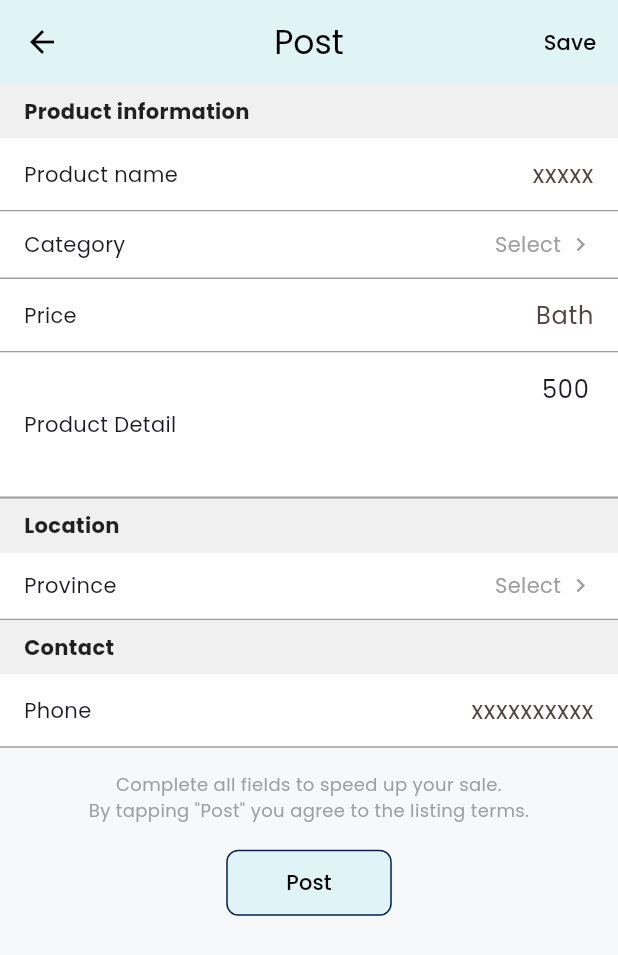
After one commit to sareefhub/local_community_marketplace, a Flutter app: the PostFormScreen screen opened by its route, on a phone screen of 412 x 824 dp. The commit adds this screen. Shown: the top 955 px of the screen. Run offline on Flutter 3.47's test engine with Material 3 defaults, Android fonts, the phone set to English and light mode, and no system bars; our stand-ins replace cloud_firestore, firebase_core, go_router, google_fonts; accounts and stored records are empty; generated files the repository leaves out were written again.

Commit message:
Create Post form screen UI and basic validation with category/province selectors and custom button style

```diff
--- a/lib/main.dart
+++ b/lib/main.dart
@@ -8,6 +8,7 @@ import 'screens/login_screen.dart';
 import 'screens/profile_screen.dart';
 import 'screens/post_screen.dart';
 import 'screens/edit_profile_screen.dart';
+import 'screens/post_form_screen.dart';
 // import 'screens/login_phone_screen.dart';
 // import 'screens/register_phone_screen.dart';
 
@@ -53,6 +54,10 @@ class MyApp extends StatelessWidget {
           path: '/edit_profile',
           builder: (context, state) => const EditProfileScreen(),
         ),
+        GoRoute(
+          path: '/form',
+          builder: (context, state) => const PostFormScreen(),
+        ),
 
         // GoRoute(
         //   path: '/notification',
--- /dev/null
+++ b/lib/screens/post_form_screen.dart
@@ -0,0 +1,200 @@
+import 'package:flutter/material.dart';
+
+class PostFormScreen extends StatefulWidget {
+  const PostFormScreen({super.key});
+
+  @override
+  State<PostFormScreen> createState() => _PostFormScreenState();
+}
+
+class _PostFormScreenState extends State<PostFormScreen> {
+  final _formKey = GlobalKey<FormState>();
+
+  String? _category;
+  String? _province;
+
+  @override
+  Widget build(BuildContext context) {
+    return Scaffold(
+      backgroundColor: const Color(0xFFF6F8FA),
+      appBar: AppBar(
+        backgroundColor: const Color(0xFFE0F3F7),
+        leading: const BackButton(color: Colors.black),
+        title: const Text('Post', style: TextStyle(color: Colors.black)),
+        centerTitle: true,
+        elevation: 0,
+        actions: [
+          TextButton(
+            onPressed: () {
+              if (_formKey.currentState!.validate()) {
+                // Save logic
+              }
+            },
+            child: const Text(
+              'Save',
+              style: TextStyle(color: Colors.black),
+            ),
+          )
+        ],
+      ),
+      body: Form(
+        key: _formKey,
+        child: ListView(
+          children: [
+            buildSectionHeader('Product information'),
+            buildTextField(label: 'Product name', hint: 'xxxxx'),
+            buildSelectField(label: 'Category', value: _category, onTap: () {}),
+            buildTextField(
+                label: 'Price',
+                hint: 'Bath',
+                keyboardType: TextInputType.number),
+            buildTextField(
+              label: 'Product Detail',
+              hint: 'Detail',
+              maxLines: 3,
+              initialValue: '500',
+              underlineThickness: 1.5, // เพิ่มความหนาเส้น
+            ),
+            buildSectionHeader('Location'),
+            buildSelectField(label: 'Province', value: _province, onTap: () {}),
+            buildSectionHeader('Contact'),
+            buildTextField(
+                label: 'Phone',
+                hint: 'xxxxxxxxxx',
+                keyboardType: TextInputType.phone),
+
+            const SizedBox(height: 16),
+            const Padding(
+              padding: EdgeInsets.symmetric(horizontal: 24),
+              child: Text(
+                'Complete all fields to speed up your sale.\nBy tapping "Post" you agree to the listing terms.',
+                style: TextStyle(fontSize: 12, color: Colors.grey),
+                textAlign: TextAlign.center,
+              ),
+            ),
+            const SizedBox(height: 16),
+
+            /// ✅ ปุ่มโพสต์พร้อมขอบสีเข้ม
+            Center(
+              child: OutlinedButton(
+                onPressed: () {
+                  if (_formKey.currentState!.validate()) {
+                    // Submit logic
+                  }
+                },
+                style: OutlinedButton.styleFrom(
+                  backgroundColor: const Color(0xFFE0F3F7),
+                  foregroundColor: Colors.black,
+                  side: const BorderSide(color: Color(0xFF062252)), // ✅ ขอบเข้ม
+                  padding:
+                      const EdgeInsets.symmetric(horizontal: 40, vertical: 12),
+                  shape: RoundedRectangleBorder(
+                    borderRadius: BorderRadius.circular(8),
+                  ),
+                ),
+                child: const Text('Post'),
+              ),
+            ),
+            const SizedBox(height: 24),
+          ],
+        ),
+      ),
+    );
+  }
+
+  Widget buildSectionHeader(String title) {
+    return Container(
+      width: double.infinity,
+      padding: const EdgeInsets.symmetric(horizontal: 16, vertical: 8),
+      color: const Color(0xFFF0F0F0),
+      child: Text(
+        title,
+        style:
+            const TextStyle(fontWeight: FontWeight.bold, color: Colors.black87),
+      ),
+    );
+  }
+
+  Widget buildTextField({
+    required String label,
+    required String hint,
+    int maxLines = 1,
+    TextInputType keyboardType = TextInputType.text,
+    String? initialValue,
+    double underlineThickness = 1.0, // 🆕 เพิ่ม parameter ความหนาของเส้น
+  }) {
+    return Container(
+      decoration: BoxDecoration(
+        border: Border(
+          bottom: BorderSide(color: Colors.grey, width: underlineThickness),
+        ),
+        color: Colors.white,
+      ),
+      padding: const EdgeInsets.symmetric(horizontal: 16, vertical: 12),
+      child: Row(
+        children: [
+          Expanded(
+            flex: 3,
+            child: Text(label, style: const TextStyle(fontSize: 14)),
+          ),
+          Expanded(
+            flex: 5,
+            child: TextFormField(
+              initialValue: initialValue,
+              maxLines: maxLines,
+              keyboardType: keyboardType,
+              decoration: InputDecoration(
+                hintText: hint,
+                border: InputBorder.none,
+                isDense: true,
+                contentPadding: EdgeInsets.zero,
+              ),
+              textAlign: TextAlign.right,
+              validator: (value) =>
+                  (value == null || value.isEmpty) ? 'Required' : null,
+            ),
+          ),
+        ],
+      ),
+    );
+  }
+
+  Widget buildSelectField({
+    required String label,
+    required String? value,
+    required VoidCallback onTap,
+  }) {
+    return InkWell(
+      onTap: onTap,
+      child: Container(
+        padding: const EdgeInsets.symmetric(horizontal: 16, vertical: 12),
+        decoration: const BoxDecoration(
+          border: Border(bottom: BorderSide(color: Colors.grey)),
+          color: Colors.white,
+        ),
+        child: Row(
+          children: [
+            Expanded(
+              flex: 3,
+              child: Text(label, style: const TextStyle(fontSize: 14)),
+            ),
+            Expanded(
+              flex: 5,
+              child: Row(
+                mainAxisAlignment: MainAxisAlignment.end,
+                children: [
+                  Text(
+                    value ?? 'Select',
+                    style: const TextStyle(fontSize: 14, color: Colors.grey),
+                  ),
+                  const SizedBox(width: 4),
+                  const Icon(Icons.chevron_right, size: 18, color: Colors.grey),
+                ],
+              ),
+            ),
+          ],
+        ),
+      ),
+    );
+  }
+}
```
